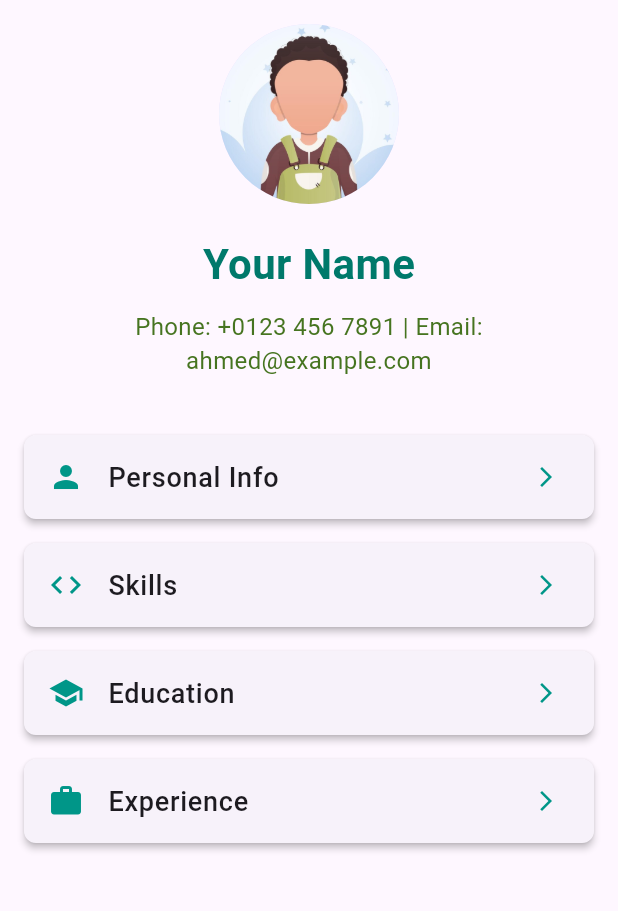
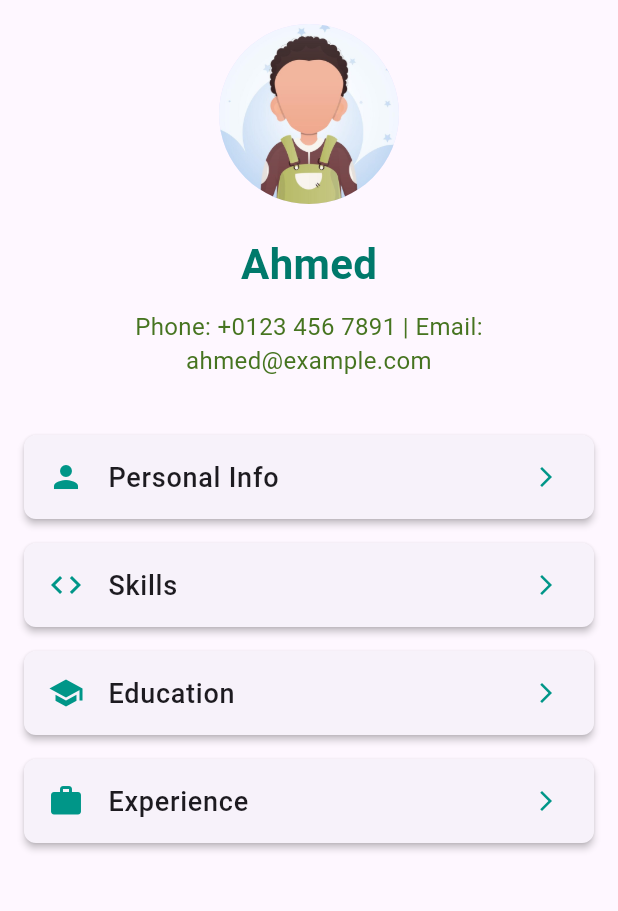
Before and after one commit to pietaa8/prac-assign3, a Flutter app: the screen it shows after launch, on a phone screen of 412 x 824 dp, the part 84-995 px from its top. Run offline on Flutter 3.47's test engine with Material 3 defaults, Android fonts, the light colour scheme and no system bars.

Commit message:
edited resume

```diff
--- a/lib/main.dart
+++ b/lib/main.dart
@@ -43,7 +43,7 @@ class HomePage extends StatelessWidget {
             ),
             SizedBox(height: 20),
             Text(
-              'Your Name',
+              'Ahmed',
               style: TextStyle(
                 fontSize: 28,
                 fontWeight: FontWeight.bold,
```
